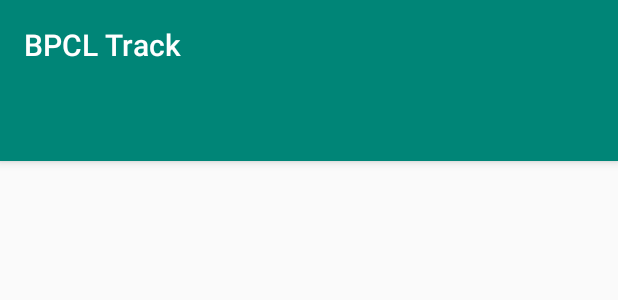
After one commit to gaurav-kay/BPCL-Track, an Android app: the layout activity_officer.xml on its own in the app's theme, with its tools: preview values and no code run, on a phone screen of 412 x 824 dp. The commit adds this screen. Shown: the top 300 px of the screen. Run offline under Robolectric (Android 15) with nearby library versions, the phone set to English and light mode, and no system bars.

Commit message:
officer activity

```diff
--- a/app/build.gradle
+++ b/app/build.gradle
@@ -28,6 +28,8 @@
     implementation 'com.google.android.gms:play-services-maps:17.0.0'
     implementation 'com.google.firebase:firebase-auth:19.3.1'
     implementation 'com.google.firebase:firebase-storage:19.1.1'
+    implementation 'com.google.android.material:material:1.1.0'
+    implementation 'androidx.lifecycle:lifecycle-extensions:2.0.0'
     testImplementation 'junit:junit:4.12'
     androidTestImplementation 'androidx.test.ext:junit:1.1.1'
     androidTestImplementation 'androidx.test.espresso:espresso-core:3.2.0'
--- /dev/null
+++ b/app/src/main/res/layout/activity_officer.xml
@@ -0,0 +1,37 @@
+<?xml version="1.0" encoding="utf-8"?>
+<androidx.coordinatorlayout.widget.CoordinatorLayout xmlns:android="http://schemas.android.com/apk/res/android"
+    xmlns:app="http://schemas.android.com/apk/res-auto"
+    xmlns:tools="http://schemas.android.com/tools"
+    android:layout_width="match_parent"
+    android:layout_height="match_parent"
+    tools:context=".OfficerActivity">
+
+    <com.google.android.material.appbar.AppBarLayout
+        android:layout_width="match_parent"
+        android:layout_height="wrap_content"
+        android:theme="@style/AppTheme.AppBarOverlay">
+
+        <TextView
+            android:id="@+id/title"
+            android:layout_width="wrap_content"
+            android:layout_height="wrap_content"
+            android:gravity="center"
+            android:minHeight="?actionBarSize"
+            android:padding="@dimen/appbar_padding"
+            android:text="@string/app_name"
+            android:textAppearance="@style/TextAppearance.Widget.AppCompat.Toolbar.Title" />
+
+        <com.google.android.material.tabs.TabLayout
+            android:id="@+id/tabs"
+            android:layout_width="match_parent"
+            android:layout_height="wrap_content"
+            android:background="?attr/colorPrimary" />
+    </com.google.android.material.appbar.AppBarLayout>
+
+    <androidx.viewpager.widget.ViewPager
+        android:id="@+id/view_pager"
+        android:layout_width="match_parent"
+        android:layout_height="match_parent"
+        app:layout_behavior="@string/appbar_scrolling_view_behavior" />
+
+</androidx.coordinatorlayout.widget.CoordinatorLayout>
--- /dev/null
+++ b/app/src/main/res/layout/fragment_current_locations.xml
@@ -0,0 +1,6 @@
+<?xml version="1.0" encoding="utf-8"?>
+<LinearLayout xmlns:android="http://schemas.android.com/apk/res/android"
+    android:orientation="vertical" android:layout_width="match_parent"
+    android:layout_height="match_parent">
+
+</LinearLayout>
--- /dev/null
+++ b/app/src/main/res/layout/fragment_deviation_reports.xml
@@ -0,0 +1,6 @@
+<?xml version="1.0" encoding="utf-8"?>
+<LinearLayout xmlns:android="http://schemas.android.com/apk/res/android"
+    android:orientation="vertical" android:layout_width="match_parent"
+    android:layout_height="match_parent">
+
+</LinearLayout>
--- /dev/null
+++ b/app/src/main/res/layout/fragment_reports.xml
@@ -0,0 +1,6 @@
+<?xml version="1.0" encoding="utf-8"?>
+<LinearLayout xmlns:android="http://schemas.android.com/apk/res/android"
+    android:orientation="vertical" android:layout_width="match_parent"
+    android:layout_height="match_parent">
+
+</LinearLayout>
--- /dev/null
+++ b/app/src/main/res/values-w820dp/dimens.xml
@@ -0,0 +1,6 @@
+<resources>
+    <!-- Example customization of dimensions originally defined in res/values/dimens.xml
+         (such as screen margins) for screens with more than 820dp of available width. This
+         would include 7" and 10" devices in landscape (~960dp and ~1280dp respectively). -->
+    <dimen name="activity_horizontal_margin">64dp</dimen>
+</resources>
--- a/app/src/main/res/values/strings.xml
+++ b/app/src/main/res/values/strings.xml
@@ -14,4 +14,5 @@
     <string name="enter_description_of_incident">Enter Description of Incident…</string>
     <string name="attach_picture">Attach Picture</string>
     <string name="getting_location">Getting Location…</string>
+    <string name="title_activity_officer">Officer</string>
 </resources>
--- a/app/src/main/res/values/styles.xml
+++ b/app/src/main/res/values/styles.xml
@@ -3,6 +3,12 @@
     <!-- Base application theme. -->
     <style name="AppTheme" parent="Theme.AppCompat.Light.NoActionBar">
         <!-- Customize your theme here. -->
+        <item name="colorPrimary">@color/colorPrimary</item>
+        <item name="colorPrimaryDark">@color/colorPrimaryDark</item>
+        <item name="colorAccent">@color/colorAccent</item>
+    </style>
+
+    <style name="OfficerActivityTheme" parent="Theme.AppCompat.Light.DarkActionBar">
         <item name="colorPrimary">@color/colorPrimary</item>
         <item name="colorPrimaryDark">@color/colorPrimaryDark</item>
         <item name="colorAccent">@color/colorAccent</item>
@@ -25,5 +31,14 @@
         <item name="android:layout_height">wrap_content</item>
     </style>
 
+    <style name="AppTheme.NoActionBar">
+        <item name="windowActionBar">false</item>
+        <item name="windowNoTitle">true</item>
+    </style>
+
+    <style name="AppTheme.AppBarOverlay" parent="ThemeOverlay.AppCompat.Dark.ActionBar" />
+
+    <style name="AppTheme.PopupOverlay" parent="ThemeOverlay.AppCompat.Light" />
+
 
 </resources>
```
Also changed, not shown: app/src/main/AndroidManifest.xml (+8 -3 lines), app/src/main/java/com/example/bpcltrack/CurrentLocationsFragment.java (added, +20 -0 lines), app/src/main/java/com/example/bpcltrack/DeviationReportsFragment.java (added, +20 -0 lines), app/src/main/java/com/example/bpcltrack/MainActivity.java (+4 -4 lines), app/src/main/java/com/example/bpcltrack/MapsActivity.java (+40 -8 lines), app/src/main/java/com/example/bpcltrack/OfficerActivity.java (added, +80 -0 lines), app/src/main/java/com/example/bpcltrack/ReportActivity.java (+0 -18 lines), app/src/main/java/com/example/bpcltrack/ReportsFragment.java (added, +20 -0 lines), app/src/main/res/values/dimens.xml (added, +8 -0 lines).
